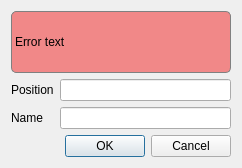
This is qt/applications/workbench/workbench/plotting/singlemarkereditor.ui in mantidproject/mantid as Qt 5 draws it before an edit. The edited form follows.
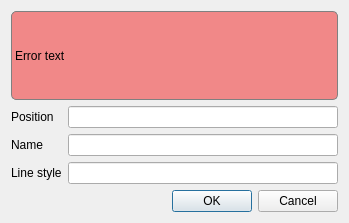
This is the edited form.

```diff
--- a/qt/applications/workbench/workbench/plotting/singlemarkereditor.ui
+++ b/qt/applications/workbench/workbench/plotting/singlemarkereditor.ui
@@ -6,8 +6,8 @@
    <rect>
     <x>0</x>
     <y>0</y>
-    <width>242</width>
-    <height>168</height>
+    <width>349</width>
+    <height>223</height>
    </rect>
   </property>
   <property name="windowTitle">
@@ -53,7 +53,7 @@
    <item row="2" column="1">
     <widget class="QLineEdit" name="name"/>
    </item>
-   <item row="3" column="0" colspan="2">
+   <item row="4" column="0" colspan="2">
     <widget class="QDialogButtonBox" name="buttonBox">
      <property name="orientation">
       <enum>Qt::Horizontal</enum>
@@ -63,6 +63,16 @@
      </property>
     </widget>
    </item>
+   <item row="3" column="1">
+    <widget class="QLineEdit" name="style"/>
+   </item>
+   <item row="3" column="0">
+    <widget class="QLabel" name="label_3">
+     <property name="text">
+      <string>Line style</string>
+     </property>
+    </widget>
+   </item>
   </layout>
  </widget>
  <resources/>
```
